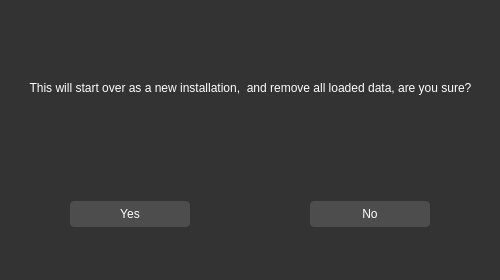
Before: the Qt Designer form source/features/ui/ChangeOfInstitution.ui in Teky500/Ebook-PR-Application, drawn with Qt 5.
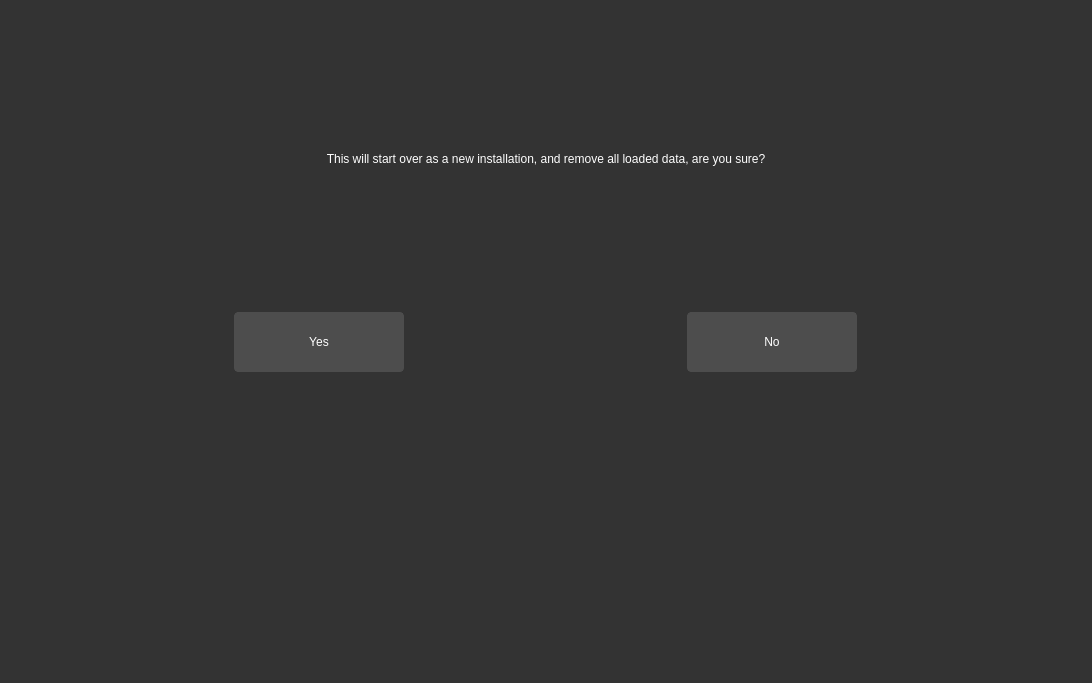
After: the same form once the commit is applied.

```diff
--- a/source/features/ui/ChangeOfInstitution.ui
+++ b/source/features/ui/ChangeOfInstitution.ui
@@ -6,10 +6,16 @@
    <rect>
     <x>0</x>
     <y>0</y>
-    <width>500</width>
-    <height>280</height>
+    <width>1092</width>
+    <height>683</height>
    </rect>
   </property>
+  <property name="minimumSize">
+   <size>
+    <width>1092</width>
+    <height>683</height>
+   </size>
+  </property>
   <property name="windowTitle">
    <string>Form</string>
   </property>
@@ -95,31 +101,53 @@
         color: white;
     }</string>
   </property>
-  <widget class="QWidget" name="horizontalLayoutWidget">
-   <property name="geometry">
-    <rect>
-     <x>10</x>
-     <y>159</y>
-     <width>481</width>
-     <height>111</height>
-    </rect>
-   </property>
+  <layout class="QVBoxLayout" name="verticalLayout_2">
+   <item>
+    <layout class="QVBoxLayout" name="verticalLayout">
+     <property name="leftMargin">
+      <number>15</number>
+     </property>
+     <property name="rightMargin">
+      <number>15</number>
+     </property>
+     <item>
+      <widget class="QLabel" name="label">
+       <property name="styleSheet">
+        <string notr="true">font: 700 35pt &quot;Segoe UI&quot;;</string>
+       </property>
+       <property name="text">
+        <string>This will start over as a new installation, and remove all loaded data, are you sure?</string>
+       </property>
+       <property name="alignment">
+        <set>Qt::AlignCenter</set>
+       </property>
+       <property name="wordWrap">
+        <bool>true</bool>
+       </property>
+      </widget>
+     </item>
+    </layout>
+   </item>
+   <item>
    <layout class="QHBoxLayout" name="horizontalLayout">
     <property name="spacing">
      <number>60</number>
     </property>
+     <property name="bottomMargin">
+      <number>300</number>
+     </property>
     <item>
      <widget class="QPushButton" name="confirm_change">
       <property name="minimumSize">
        <size>
-        <width>0</width>
-        <height>0</height>
+         <width>100</width>
+         <height>60</height>
        </size>
       </property>
       <property name="maximumSize">
        <size>
-        <width>120</width>
-        <height>16777215</height>
+         <width>170</width>
+         <height>60</height>
        </size>
       </property>
       <property name="styleSheet">
@@ -135,14 +163,14 @@
      <widget class="QPushButton" name="cancel_change">
       <property name="minimumSize">
        <size>
-        <width>0</width>
-        <height>0</height>
+         <width>100</width>
+         <height>60</height>
        </size>
       </property>
       <property name="maximumSize">
        <size>
-        <width>120</width>
-        <height>16777215</height>
+         <width>170</width>
+         <height>60</height>
        </size>
       </property>
       <property name="styleSheet">
@@ -154,35 +182,8 @@
      </widget>
     </item>
    </layout>
-  </widget>
-  <widget class="QWidget" name="verticalLayoutWidget">
-   <property name="geometry">
-    <rect>
-     <x>10</x>
-     <y>40</y>
-     <width>481</width>
-     <height>96</height>
-    </rect>
-   </property>
-   <layout class="QVBoxLayout" name="verticalLayout">
-    <item>
-     <widget class="QLabel" name="label">
-      <property name="styleSheet">
-       <string notr="true">font: 700 18pt &quot;Segoe UI&quot;;</string>
-      </property>
-      <property name="text">
-       <string>This will start over as a new installation,  and remove all loaded data, are you sure?</string>
-      </property>
-      <property name="alignment">
-       <set>Qt::AlignCenter</set>
-      </property>
-      <property name="wordWrap">
-       <bool>true</bool>
-      </property>
-     </widget>
-    </item>
-   </layout>
-  </widget>
+   </item>
+  </layout>
  </widget>
  <resources/>
  <connections/>
```
Lines whose indentation alone changed are shown as unchanged.
